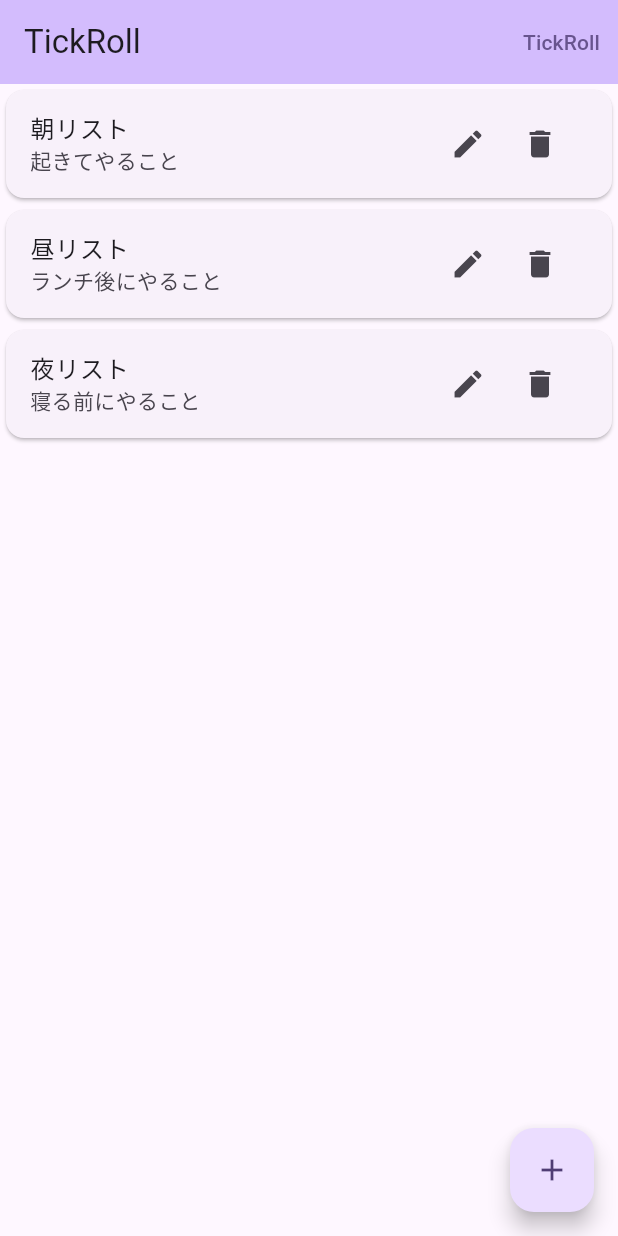
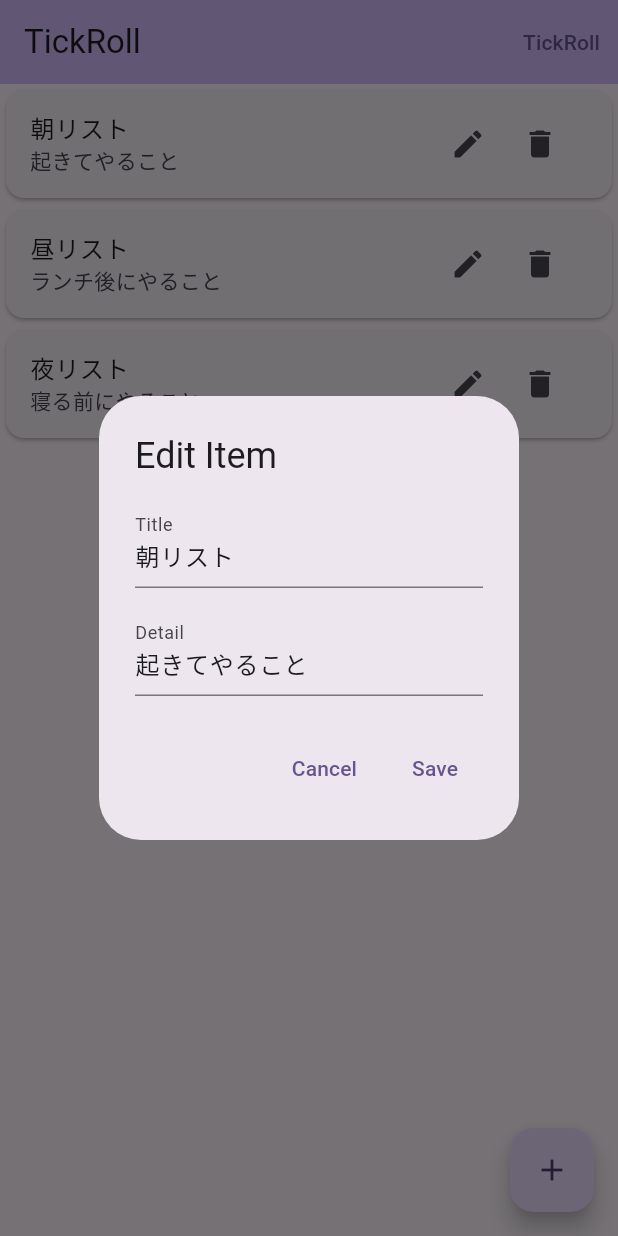
Before and after one commit to hiro259/tickroll, a Flutter app: the screen it shows after launch, after a tap on the "edit" icon, on a phone screen of 412 x 824 dp. Run offline on Flutter 3.47's test engine with Material 3 defaults, Android fonts, the phone set to English and light mode, and no system bars.

Commit message:
add showdialog fixed bug

```diff
--- a/lib/main.dart
+++ b/lib/main.dart
@@ -32,6 +32,85 @@
   });
 }
 
+class EditItemDialog extends StatefulWidget {
+  final String initialTitle;
+  final String initialDetail;
+  final Function(String, String) onSave;
+
+  const EditItemDialog({
+    super.key,
+    required this.initialTitle,
+    required this.initialDetail,
+    required this.onSave,
+  });
+
+  @override
+  _EditItemDialogState createState() => _EditItemDialogState();
+}
+
+class _EditItemDialogState extends State<EditItemDialog> {
+  late TextEditingController _titleController;
+  late TextEditingController _detailController;
+
+  @override
+  void initState() {
+    super.initState();
+    _titleController = TextEditingController(text: widget.initialTitle);
+    _detailController = TextEditingController(text: widget.initialDetail);
+  }
+
+  @override
+  //メモリ管理用らしい
+  void dispose() {
+    _titleController.dispose();
+    _detailController.dispose();
+    super.dispose();
+  }
+
+  @override
+  Widget build(BuildContext context) {
+    return AlertDialog(
+      title: const Text('Edit Item'),
+      content: Column(
+        mainAxisSize: MainAxisSize.min,
+        children: [
+          TextField(
+            controller: _titleController,
+            decoration: const InputDecoration(
+              labelText: 'Title',
+            ),
+          ),
+          const SizedBox(height: 16.0),
+          TextField(
+            controller: _detailController,
+            decoration: const InputDecoration(
+              labelText: 'Detail',
+            ),
+          ),
+        ],
+      ),
+      actions: [
+        TextButton(
+          onPressed: () {
+            Navigator.of(context).pop();
+          },
+          child: const Text('Cancel'),
+        ),
+        TextButton(
+          onPressed: () {
+            widget.onSave(
+              _titleController.text,
+              _detailController.text,
+            );
+            Navigator.of(context).pop();
+          },
+          child: const Text('Save'),
+        ),
+      ],
+    );
+  }
+}
+
 class MyHomePage extends StatefulWidget {
   const MyHomePage({super.key, required this.title});
 
@@ -46,9 +125,23 @@
 
   _addTickTile() {
     //実際の空データの追加
-    TickTitleList.add(TickTitle(title: "", detail: ""));
+    setState(() {
+      TickTitleList.add(TickTitle(title: "", detail: ""));
+    });
 
-    setState(() {});
+    showDialog(
+        context: context,
+        builder: (BuildContext context) {
+          return EditItemDialog(
+              initialTitle: TickTitleList.last.title,
+              initialDetail: TickTitleList.last.detail,
+              onSave: (title, detail) {
+                setState(() {
+                  TickTitleList.last.title = title;
+                  TickTitleList.last.detail = detail;
+                });
+              });
+        });
   }
 
   _MyHomePageState() {
@@ -92,8 +185,55 @@
               trailing: Row(
                 mainAxisSize: MainAxisSize.min,
                 children: [
-                  IconButton(onPressed: () {}, icon: Icon(Icons.edit)),
-                  IconButton(onPressed: () {}, icon: Icon(Icons.delete))
+                  IconButton(
+                      onPressed: () {
+                        showDialog(
+                            context: context,
+                            builder: (BuildContext context) {
+                              return EditItemDialog(
+                                  initialTitle: TickTitleList[index].title,
+                                  initialDetail: TickTitleList[index].detail,
+                                  onSave: (title, detail) {
+                                    setState(() {
+                                      TickTitleList[index].title = title;
+                                      TickTitleList[index].detail = detail;
+                                    });
+                                  });
+                            });
+                      },
+                      icon: Icon(Icons.edit)),
+                  IconButton(
+                    onPressed: () {
+                      showDialog(
+                        context: context,
+                        builder: (BuildContext context) {
+                          return AlertDialog(
+                            title: const Text('Delete Confirmation'),
+                            content: const Text(
+                                'Are you sure you want to delete this item?'),
+                            actions: <Widget>[
+                              TextButton(
+                                onPressed: () {
+                                  Navigator.of(context).pop(); // ダイアログを閉じる
+                                },
+                                child: const Text('Cancel'),
+                              ),
+                              TextButton(
+                                onPressed: () {
+                                  setState(() {
+                                    TickTitleList.removeAt(index);
+                                  });
+                                  Navigator.of(context).pop(); // ダイアログを閉じる
+                                },
+                                child: const Text('OK'),
+                              ),
+                            ],
+                          );
+                        },
+                      );
+                    },
+                    icon: Icon(Icons.delete),
+                  )
                 ],
               ),
             ),
```
